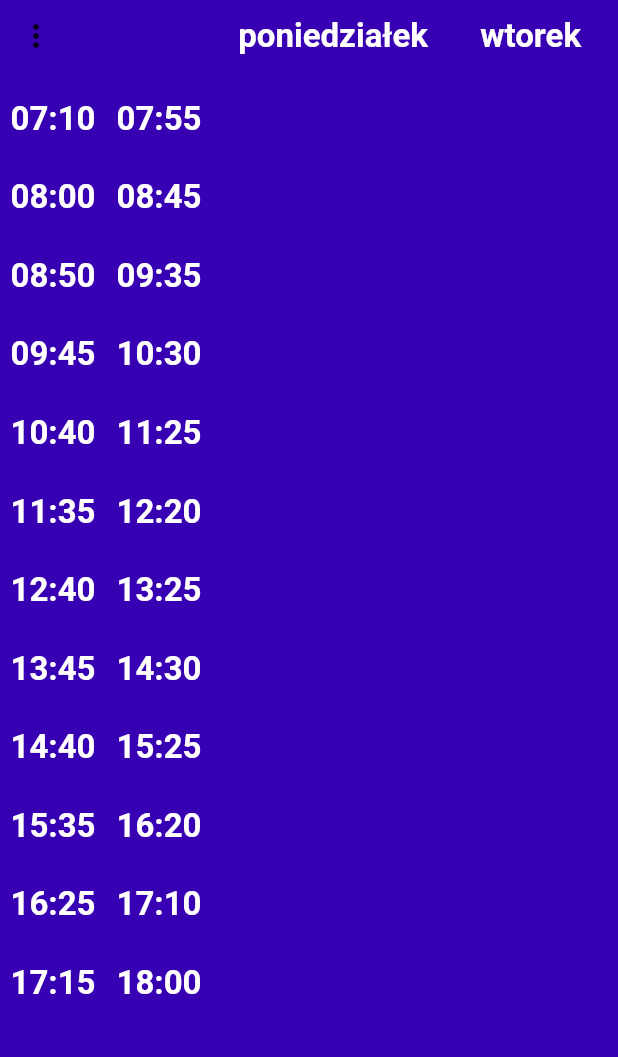
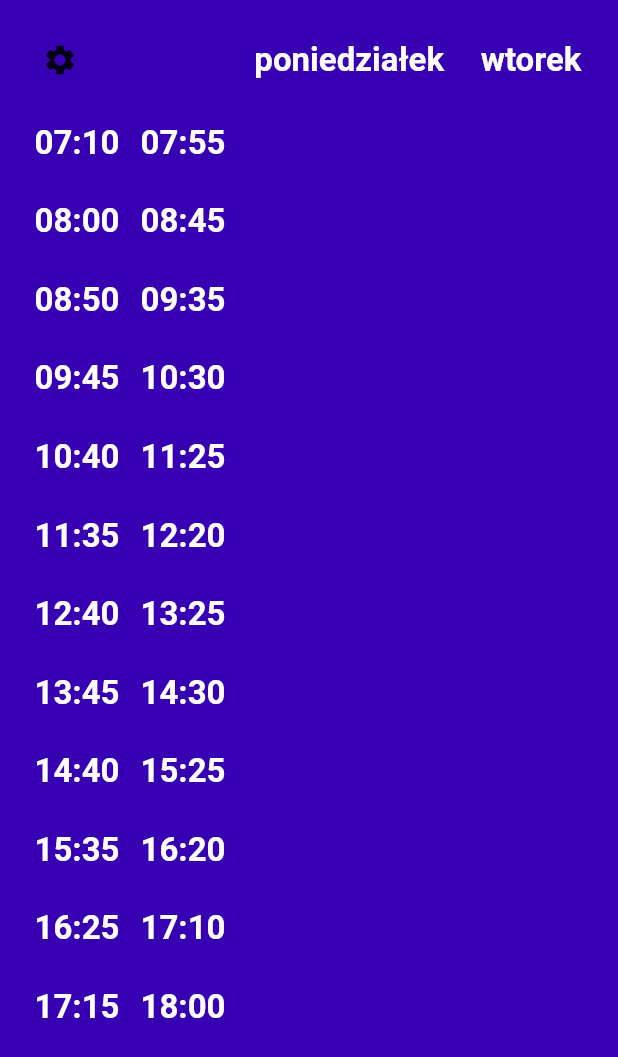
Before and after one commit to alkor97/week_plan_flutter, a Flutter app: the screen it shows after launch, on a phone screen of 412 x 824 dp. Shown: the top 1057 px of the screen. Run offline on Flutter 3.47's test engine with Material 2 defaults, Android fonts, the phone set to English and light mode, and no system bars; network calls fail.

Commit message:
Added support to show all time slots, updated settings icon

```diff
--- a/lib/main.dart
+++ b/lib/main.dart
@@ -14,57 +14,27 @@ const _normalColor = Color(0xff3700b3);
 const _textColor = Color(0xfffefefe);
 const _highlightedColor = Color(0xff6200ee);
 
-void main() {
-  runApp(const MyApp());
-}
+void main() => runApp(const MyApp());
 
 class MyApp extends StatelessWidget {
   const MyApp({super.key});
 
-  // This widget is the root of your application.
   @override
   Widget build(BuildContext context) {
     return MaterialApp(
       title: 'Plan lekcji',
       theme: ThemeData(
-        // This is the theme of your application.
-        //
-        // TRY THIS: Try running your application with "flutter run". You'll see
-        // the application has a blue toolbar. Then, without quitting the app,
-        // try changing the seedColor in the colorScheme below to Colors.green
-        // and then invoke "hot reload" (save your changes or press the "hot
-        // reload" button in a Flutter-supported IDE, or press "r" if you used
-        // the command line to start the app).
-        //
-        // Notice that the counter didn't reset back to zero; the application
-        // state is not lost during the reload. To reset the state, use hot
-        // restart instead.
-        //
-        // This works for code too, not just values: Most code changes can be
-        // tested with just a hot reload.
         colorScheme: ColorScheme.fromSeed(seedColor: _normalColor),
         useMaterial3: true,
       ),
-      home: const MyHomePage(title: 'Plan lekcji'),
+      home: const MyHomePage(),
       debugShowCheckedModeBanner: false,
     );
   }
 }
 
 class MyHomePage extends StatefulWidget {
-  const MyHomePage({super.key, required this.title});
-
-  // This widget is the home page of your application. It is stateful, meaning
-  // that it has a State object (defined below) that contains fields that affect
-  // how it looks.
-
-  // This class is the configuration for the state. It holds the values (in this
-  // case the title) provided by the parent (in this case the App widget) and
-  // used by the build method of the State. Fields in a Widget subclass are
-  // always marked "final".
-
-  final String title;
-
+  const MyHomePage({super.key});
   @override
   State<MyHomePage> createState() => _MyHomePageState();
 }
@@ -75,6 +45,7 @@ class _MyHomePageState extends State<MyHomePage> {
 
   final DataProvider dataProvider = DataProviders.remote();
   bool shortenedTimeSlots = false;
+  bool allTimeSlots = false;
   late PlanData weekPlanData;
   DateTime time = currentTime;
   late PeriodicRunner runner;
@@ -158,7 +129,7 @@ class _MyHomePageState extends State<MyHomePage> {
 
   double get _smallerPadding => _rowHeight / 24.0;
 
-  double get _columnPadding => _rowHeight / 4.0;
+  double get _columnPadding => _rowHeight / 8.0;
 
   EdgeInsets get _leftPadding => EdgeInsets.fromLTRB(
       _defaultPadding, _verticalPadding, _smallerPadding, _verticalPadding);
@@ -243,9 +214,10 @@ class _MyHomePageState extends State<MyHomePage> {
       _columnsPadding(_center(_text(formatWeekDay(weekDay), bold: true)));
 
   Widget _popupButton() => PopupMenuButton(
+        icon: const Icon(Icons.settings),
+        tooltip: "Ustawienia",
         color: _textColor,
-        itemBuilder: (context) {
-          return [
+        itemBuilder: (context) => [
           PopupMenuItem<int>(
               child: Row(
             children: [
@@ -260,15 +232,28 @@ class _MyHomePageState extends State<MyHomePage> {
             ],
           )),
           PopupMenuItem<int>(
+              child: Row(
+            children: [
+              const Text("Wszystkie dzwonki"),
+              const Spacer(),
+              StatefulBuilder(
+                builder: (context, doSetState) => Switch(
+                    value: allTimeSlots,
+                    onChanged: (bool value) =>
+                        doSetState(() => setState(() => allTimeSlots = value))),
+              ),
+            ],
+          )),
+          PopupMenuItem<int>(
             child: Text(dataVersion, style: _textTheme.labelSmall),
           )
-          ];
-        },
+        ],
       );
 
   List<TableRow> _createRows() {
-    final weekPlan = WeekPlanProvider()
-        .from(weekPlanData, getTimeSlots(shortened: shortenedTimeSlots));
+    final weekPlan = WeekPlanProvider().from(
+        weekPlanData, getTimeSlots(shortened: shortenedTimeSlots),
+        allTimeSlots: allTimeSlots);
     final weekDays = weekPlan.weekDays;
     final List<TableRow> rows = [
       TableRow(children: [
@@ -314,6 +299,8 @@ class _MyHomePageState extends State<MyHomePage> {
         scrollDirection: Axis.horizontal,
         child: SingleChildScrollView(
           scrollDirection: Axis.vertical,
+          child: Padding(
+            padding: const EdgeInsets.all(16.0),
             child: Table(
                 border: TableBorder.all(color: _normalColor),
                 defaultColumnWidth: const IntrinsicColumnWidth(),
@@ -321,6 +308,7 @@ class _MyHomePageState extends State<MyHomePage> {
                 children: _createRows()),
           ),
         ),
+      ),
     );
   }
 }
--- a/lib/model.dart
+++ b/lib/model.dart
@@ -26,8 +26,10 @@ abstract class WeekPlan {
 }
 
 class WeekPlanProvider {
-  WeekPlan from(PlanData data, List<TimeSlot> timeSlots) =>
-      _WeekPlanImpl(timeSlots, data, includeRecess: true);
+  WeekPlan from(PlanData data, List<TimeSlot> timeSlots,
+          {bool allTimeSlots = false}) =>
+      _WeekPlanImpl(timeSlots, data,
+          includeRecess: true, allTimeSlots: allTimeSlots);
 }
 
 typedef PlanData = Map<WeekDay, Map<int, SlotContent>>;
@@ -64,7 +66,7 @@ class _WeekPlanImpl implements WeekPlan {
 
   _WeekPlanImpl(
       List<TimeSlot> inputSlots, Map<WeekDay, Map<int, SlotContent>> plan,
-      {bool includeRecess = false}) {
+      {bool includeRecess = false, bool allTimeSlots = false}) {
     assert(inputSlots.isNotEmpty);
 
     WeekDay minimal(WeekDay a, WeekDay b) => a.index < b.index ? a : b;
@@ -96,9 +98,12 @@ class _WeekPlanImpl implements WeekPlan {
     }
 
     // remove unused periods
-    final limitedPeriods = inputSlots.indexed
-        .where((element) => minIndex <= element.$1 && element.$1 <= maxIndex)
-        .map((e) => e.$2);
+    final limitedPeriods = allTimeSlots
+        ? inputSlots
+        : inputSlots.indexed
+            .where(
+                (element) => minIndex <= element.$1 && element.$1 <= maxIndex)
+            .map((e) => e.$2);
 
     weekDays = WeekDay.values
         .where((element) => minDay <= element && element <= maxDay)
```
Also changed, not shown: 1 other file. Lines whose indentation alone changed are shown as unchanged.
